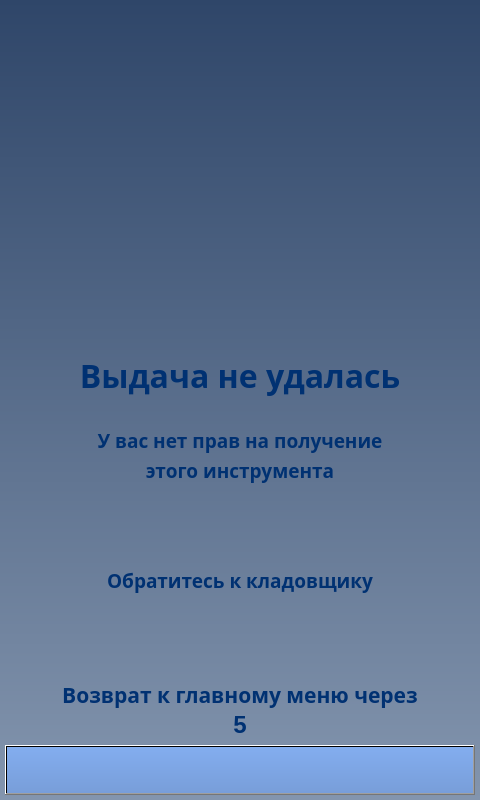
Before: the Qt Designer form client/GUI/ui/screen_13_no_right.ui in komrade2801/AutoSklad, drawn with Qt 5.
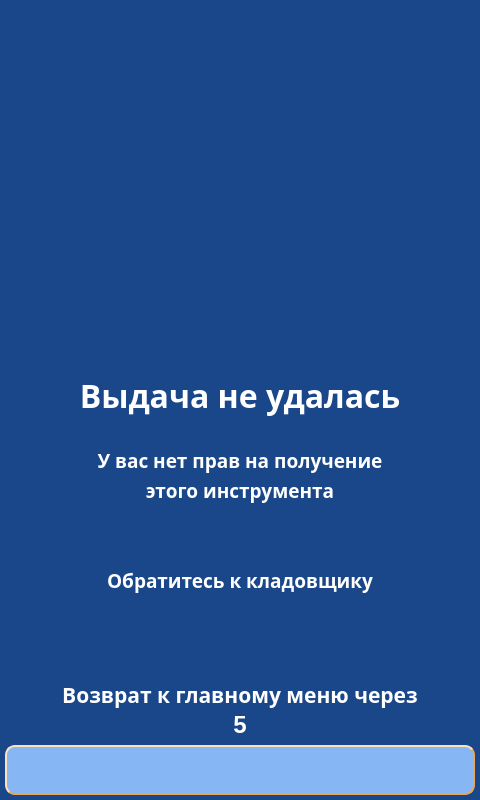
After: the same form once the commit is applied. Icons and pictures are not drawn.

```diff
--- a/client/GUI/ui/screen_13_no_right.ui
+++ b/client/GUI/ui/screen_13_no_right.ui
@@ -14,7 +14,31 @@
    <string>screen_13_no_right</string>
   </property>
   <property name="styleSheet">
-   <string notr="true">background-color: qlineargradient(spread:pad, x1:0.5, y1:0, x2:0.5, y2:1, stop:0 rgba(47, 70, 105, 255), stop:1 rgba(131, 149, 174, 255));</string>
+   <string notr="true">QWidget{
+	background-color: #1A4789;
+}
+QLabel {
+	background: none;
+	color: #FFFFFF;
+	border-width: 0px;
+	border-radius: 0px;
+}
+#background {
+	color: #FFFFFF;
+	background-color: #1A4789;
+	border-width: 2px;
+	border-style: groove;
+	border-color: #ff9923;
+	border-radius: 0px;
+}
+QPushButton {
+	color: #000000;
+	background-color: #86B7F4;
+	border-width: 2px;
+	border-style: outset;
+	border-color: #EAA657;
+	border-radius: 10px;
+}</string>
   </property>
   <widget class="QPushButton" name="btn_back">
    <property name="geometry">
@@ -32,37 +56,26 @@
        <brush brushstyle="SolidPattern">
         <color alpha="255">
          <red>0</red>
-         <green>49</green>
-         <blue>114</blue>
+         <green>0</green>
+         <blue>0</blue>
         </color>
        </brush>
       </colorrole>
       <colorrole role="Button">
-       <brush brushstyle="LinearGradientPattern">
-        <gradient startx="0.500000000000000" starty="0.000000000000000" endx="0.500000000000000" endy="1.000000000000000" type="LinearGradient" spread="PadSpread" coordinatemode="ObjectBoundingMode">
-         <gradientstop position="0.000000000000000">
-          <color alpha="255">
-           <red>131</red>
-           <green>173</green>
-           <blue>239</blue>
-          </color>
-         </gradientstop>
-         <gradientstop position="1.000000000000000">
-          <color alpha="255">
-           <red>120</red>
-           <green>158</green>
-           <blue>217</blue>
-          </color>
-         </gradientstop>
-        </gradient>
+       <brush brushstyle="SolidPattern">
+        <color alpha="255">
+         <red>134</red>
+         <green>183</green>
+         <blue>244</blue>
+        </color>
        </brush>
       </colorrole>
       <colorrole role="Text">
        <brush brushstyle="SolidPattern">
         <color alpha="255">
          <red>0</red>
-         <green>49</green>
-         <blue>114</blue>
+         <green>0</green>
+         <blue>0</blue>
         </color>
        </brush>
       </colorrole>
@@ -70,57 +83,35 @@
        <brush brushstyle="SolidPattern">
         <color alpha="255">
          <red>0</red>
-         <green>49</green>
-         <blue>114</blue>
+         <green>0</green>
+         <blue>0</blue>
         </color>
        </brush>
       </colorrole>
       <colorrole role="Base">
-       <brush brushstyle="LinearGradientPattern">
-        <gradient startx="0.500000000000000" starty="0.000000000000000" endx="0.500000000000000" endy="1.000000000000000" type="LinearGradient" spread="PadSpread" coordinatemode="ObjectBoundingMode">
-         <gradientstop position="0.000000000000000">
-          <color alpha="255">
-           <red>131</red>
-           <green>173</green>
-           <blue>239</blue>
-          </color>
-         </gradientstop>
-         <gradientstop position="1.000000000000000">
-          <color alpha="255">
-           <red>120</red>
-           <green>158</green>
-           <blue>217</blue>
-          </color>
-         </gradientstop>
-        </gradient>
+       <brush brushstyle="SolidPattern">
+        <color alpha="255">
+         <red>134</red>
+         <green>183</green>
+         <blue>244</blue>
+        </color>
        </brush>
       </colorrole>
       <colorrole role="Window">
-       <brush brushstyle="LinearGradientPattern">
-        <gradient startx="0.500000000000000" starty="0.000000000000000" endx="0.500000000000000" endy="1.000000000000000" type="LinearGradient" spread="PadSpread" coordinatemode="ObjectBoundingMode">
-         <gradientstop position="0.000000000000000">
-          <color alpha="255">
-           <red>131</red>
-           <green>173</green>
-           <blue>239</blue>
-          </color>
-         </gradientstop>
-         <gradientstop position="1.000000000000000">
-          <color alpha="255">
-           <red>120</red>
-           <green>158</green>
-           <blue>217</blue>
-          </color>
-         </gradientstop>
-        </gradient>
+       <brush brushstyle="SolidPattern">
+        <color alpha="255">
+         <red>134</red>
+         <green>183</green>
+         <blue>244</blue>
+        </color>
        </brush>
       </colorrole>
       <colorrole role="PlaceholderText">
        <brush brushstyle="NoBrush">
         <color alpha="128">
          <red>0</red>
-         <green>49</green>
-         <blue>114</blue>
+         <green>0</green>
+         <blue>0</blue>
         </color>
        </brush>
       </colorrole>
@@ -130,37 +121,26 @@
        <brush brushstyle="SolidPattern">
         <color alpha="255">
          <red>0</red>
-         <green>49</green>
-         <blue>114</blue>
+         <green>0</green>
+         <blue>0</blue>
         </color>
        </brush>
       </colorrole>
       <colorrole role="Button">
-       <brush brushstyle="LinearGradientPattern">
-        <gradient startx="0.500000000000000" starty="0.000000000000000" endx="0.500000000000000" endy="1.000000000000000" type="LinearGradient" spread="PadSpread" coordinatemode="ObjectBoundingMode">
-         <gradientstop position="0.000000000000000">
-          <color alpha="255">
-           <red>131</red>
-           <green>173</green>
-           <blue>239</blue>
-          </color>
-         </gradientstop>
-         <gradientstop position="1.000000000000000">
-          <color alpha="255">
-           <red>120</red>
-           <green>158</green>
-           <blue>217</blue>
-          </color>
-         </gradientstop>
-        </gradient>
+       <brush brushstyle="SolidPattern">
+        <color alpha="255">
+         <red>134</red>
+         <green>183</green>
+         <blue>244</blue>
+        </color>
        </brush>
       </colorrole>
       <colorrole role="Text">
        <brush brushstyle="SolidPattern">
         <color alpha="255">
          <red>0</red>
-         <green>49</green>
-         <blue>114</blue>
+         <green>0</green>
+         <blue>0</blue>
         </color>
        </brush>
       </colorrole>
@@ -168,57 +148,35 @@
        <brush brushstyle="SolidPattern">
         <color alpha="255">
          <red>0</red>
-         <green>49</green>
-         <blue>114</blue>
+         <green>0</green>
+         <blue>0</blue>
         </color>
        </brush>
       </colorrole>
       <colorrole role="Base">
-       <brush brushstyle="LinearGradientPattern">
-        <gradient startx="0.500000000000000" starty="0.000000000000000" endx="0.500000000000000" endy="1.000000000000000" type="LinearGradient" spread="PadSpread" coordinatemode="ObjectBoundingMode">
-         <gradientstop position="0.000000000000000">
-          <color alpha="255">
-           <red>131</red>
-           <green>173</green>
-           <blue>239</blue>
-          </color>
-         </gradientstop>
-         <gradientstop position="1.000000000000000">
-          <color alpha="255">
-           <red>120</red>
-           <green>158</green>
-           <blue>217</blue>
-          </color>
-         </gradientstop>
-        </gradient>
+       <brush brushstyle="SolidPattern">
+        <color alpha="255">
+         <red>134</red>
+         <green>183</green>
+         <blue>244</blue>
+        </color>
        </brush>
       </colorrole>
       <colorrole role="Window">
-       <brush brushstyle="LinearGradientPattern">
-        <gradient startx="0.500000000000000" starty="0.000000000000000" endx="0.500000000000000" endy="1.000000000000000" type="LinearGradient" spread="PadSpread" coordinatemode="ObjectBoundingMode">
-         <gradientstop position="0.000000000000000">
-          <color alpha="255">
-           <red>131</red>
-           <green>173</green>
-           <blue>239</blue>
-          </color>
-         </gradientstop>
-         <gradientstop position="1.000000000000000">
-          <color alpha="255">
-           <red>120</red>
-           <green>158</green>
-           <blue>217</blue>
-          </color>
-         </gradientstop>
-        </gradient>
+       <brush brushstyle="SolidPattern">
+        <color alpha="255">
+         <red>134</red>
+         <green>183</green>
+         <blue>244</blue>
+        </color>
        </brush>
       </colorrole>
       <colorrole role="PlaceholderText">
        <brush brushstyle="NoBrush">
         <color alpha="128">
          <red>0</red>
-         <green>49</green>
-         <blue>114</blue>
+         <green>0</green>
+         <blue>0</blue>
         </color>
        </brush>
       </colorrole>
@@ -228,37 +186,26 @@
        <brush brushstyle="SolidPattern">
         <color alpha="255">
          <red>0</red>
-         <green>49</green>
-         <blue>114</blue>
+         <green>0</green>
+         <blue>0</blue>
         </color>
        </brush>
       </colorrole>
       <colorrole role="Button">
-       <brush brushstyle="LinearGradientPattern">
-        <gradient startx="0.500000000000000" starty="0.000000000000000" endx="0.500000000000000" endy="1.000000000000000" type="LinearGradient" spread="PadSpread" coordinatemode="ObjectBoundingMode">
-         <gradientstop position="0.000000000000000">
-          <color alpha="255">
-           <red>131</red>
-           <green>173</green>
-           <blue>239</blue>
-          </color>
-         </gradientstop>
-         <gradientstop position="1.000000000000000">
-          <color alpha="255">
-           <red>120</red>
-           <green>158</green>
-           <blue>217</blue>
-          </color>
-         </gradientstop>
-        </gradient>
+       <brush brushstyle="SolidPattern">
+        <color alpha="255">
+         <red>134</red>
+         <green>183</green>
+         <blue>244</blue>
+        </color>
        </brush>
       </colorrole>
       <colorrole role="Text">
        <brush brushstyle="SolidPattern">
         <color alpha="255">
          <red>0</red>
-         <green>49</green>
-         <blue>114</blue>
+         <green>0</green>
+         <blue>0</blue>
         </color>
        </brush>
       </colorrole>
@@ -266,57 +213,35 @@
        <brush brushstyle="SolidPattern">
         <color alpha="255">
          <red>0</red>
-         <green>49</green>
-         <blue>114</blue>
+         <green>0</green>
+         <blue>0</blue>
         </color>
        </brush>
       </colorrole>
       <colorrole role="Base">
-       <brush brushstyle="LinearGradientPattern">
-        <gradient startx="0.500000000000000" starty="0.000000000000000" endx="0.500000000000000" endy="1.000000000000000" type="LinearGradient" spread="PadSpread" coordinatemode="ObjectBoundingMode">
-         <gradientstop position="0.000000000000000">
-          <color alpha="255">
-           <red>131</red>
-           <green>173</green>
-           <blue>239</blue>
-          </color>
-         </gradientstop>
-         <gradientstop position="1.000000000000000">
-          <color alpha="255">
-           <red>120</red>
-           <green>158</green>
-           <blue>217</blue>
-          </color>
-         </gradientstop>
-        </gradient>
+       <brush brushstyle="SolidPattern">
+        <color alpha="255">
+         <red>134</red>
+         <green>183</green>
+         <blue>244</blue>
+        </color>
        </brush>
       </colorrole>
       <colorrole role="Window">
-       <brush brushstyle="LinearGradientPattern">
-        <gradient startx="0.500000000000000" starty="0.000000000000000" endx="0.500000000000000" endy="1.000000000000000" type="LinearGradient" spread="PadSpread" coordinatemode="ObjectBoundingMode">
-         <gradientstop position="0.000000000000000">
-          <color alpha="255">
-           <red>131</red>
-           <green>173</green>
-           <blue>239</blue>
-          </color>
-         </gradientstop>
-         <gradientstop position="1.000000000000000">
-          <color alpha="255">
-           <red>120</red>
-           <green>158</green>
-           <blue>217</blue>
-          </color>
-         </gradientstop>
-        </gradient>
+       <brush brushstyle="SolidPattern">
+        <color alpha="255">
+         <red>134</red>
+         <green>183</green>
+         <blue>244</blue>
+        </color>
        </brush>
       </colorrole>
       <colorrole role="PlaceholderText">
        <brush brushstyle="NoBrush">
         <color alpha="128">
          <red>0</red>
-         <green>49</green>
-         <blue>114</blue>
+         <green>0</green>
+         <blue>0</blue>
         </color>
        </brush>
       </colorrole>
@@ -336,10 +261,6 @@
    <property name="layoutDirection">
     <enum>Qt::LeftToRight</enum>
    </property>
-   <property name="styleSheet">
-    <string notr="true">background-color: qlineargradient(spread:pad, x1:0.5, y1:0, x2:0.5, y2:1, stop:0 rgba(131, 173, 239, 255), stop:1 rgba(120, 158, 217, 255));
-color: rgb(0, 49, 114);</string>
-   </property>
    <property name="text">
     <string/>
    </property>
@@ -358,7 +279,7 @@
    <property name="geometry">
     <rect>
      <x>50</x>
-     <y>350</y>
+     <y>370</y>
      <width>380</width>
      <height>50</height>
     </rect>
@@ -369,9 +290,9 @@
       <colorrole role="WindowText">
        <brush brushstyle="SolidPattern">
         <color alpha="255">
-         <red>0</red>
-         <green>49</green>
-         <blue>114</blue>
+         <red>255</red>
+         <green>255</green>
+         <blue>255</blue>
         </color>
        </brush>
       </colorrole>
@@ -398,18 +319,18 @@
       <colorrole role="Text">
        <brush brushstyle="SolidPattern">
         <color alpha="255">
-         <red>0</red>
-         <green>49</green>
-         <blue>114</blue>
+         <red>255</red>
+         <green>255</green>
+         <blue>255</blue>
         </color>
        </brush>
       </colorrole>
       <colorrole role="ButtonText">
        <brush brushstyle="SolidPattern">
         <color alpha="255">
-         <red>0</red>
-         <green>49</green>
-         <blue>114</blue>
+         <red>255</red>
+         <green>255</green>
+         <blue>255</blue>
         </color>
        </brush>
       </colorrole>
@@ -456,9 +377,9 @@
       <colorrole role="PlaceholderText">
        <brush brushstyle="NoBrush">
         <color alpha="128">
-         <red>0</red>
-         <green>49</green>
-         <blue>114</blue>
+         <red>255</red>
+         <green>255</green>
+         <blue>255</blue>
         </color>
        </brush>
       </colorrole>
@@ -467,9 +388,9 @@
       <colorrole role="WindowText">
        <brush brushstyle="SolidPattern">
         <color alpha="255">
-         <red>0</red>
-         <green>49</green>
-         <blue>114</blue>
+         <red>255</red>
+         <green>255</green>
+         <blue>255</blue>
         </color>
        </brush>
       </colorrole>
@@ -496,18 +417,18 @@
       <colorrole role="Text">
        <brush brushstyle="SolidPattern">
         <color alpha="255">
-         <red>0</red>
-         <green>49</green>
-         <blue>114</blue>
+         <red>255</red>
+         <green>255</green>
+         <blue>255</blue>
         </color>
        </brush>
       </colorrole>
       <colorrole role="ButtonText">
        <brush brushstyle="SolidPattern">
         <color alpha="255">
-         <red>0</red>
-         <green>49</green>
-         <blue>114</blue>
+         <red>255</red>
+         <green>255</green>
+         <blue>255</blue>
         </color>
        </brush>
       </colorrole>
@@ -554,9 +475,9 @@
       <colorrole role="PlaceholderText">
        <brush brushstyle="NoBrush">
         <color alpha="128">
-         <red>0</red>
-         <green>49</green>
-         <blue>114</blue>
+         <red>255</red>
+         <green>255</green>
+         <blue>255</blue>
         </color>
        </brush>
       </colorrole>
@@ -565,9 +486,9 @@
       <colorrole role="WindowText">
        <brush brushstyle="SolidPattern">
         <color alpha="255">
-         <red>0</red>
-         <green>49</green>
-         <blue>114</blue>
+         <red>255</red>
+         <green>255</green>
+         <blue>255</blue>
         </color>
        </brush>
       </colorrole>
@@ -594,18 +515,18 @@
       <colorrole role="Text">
        <brush brushstyle="SolidPattern">
         <color alpha="255">
-         <red>0</red>
-         <green>49</green>
-         <blue>114</blue>
+         <red>255</red>
+         <green>255</green>
+         <blue>255</blue>
         </color>
        </brush>
       </colorrole>
       <colorrole role="ButtonText">
        <brush brushstyle="SolidPattern">
         <color alpha="255">
-         <red>0</red>
-         <green>49</green>
-         <blue>114</blue>
+         <red>255</red>
+         <green>255</green>
+         <blue>255</blue>
         </color>
        </brush>
       </colorrole>
@@ -652,9 +573,9 @@
       <colorrole role="PlaceholderText">
        <brush brushstyle="NoBrush">
         <color alpha="128">
-         <red>0</red>
-         <green>49</green>
-         <blue>114</blue>
+         <red>255</red>
+         <green>255</green>
+         <blue>255</blue>
         </color>
        </brush>
       </colorrole>
@@ -669,10 +590,6 @@
      <bold>true</bold>
     </font>
    </property>
-   <property name="styleSheet">
-    <string notr="true">color: rgb(0, 49, 114);
-background-color: qlineargradient(spread:pad, x1:0, y1:0, x2:1, y2:0, stop:0 rgba(0, 0, 0, 0), stop:1 rgba(255, 255, 255, 0));</string>
-   </property>
    <property name="text">
     <string>Выдача не удалась</string>
    </property>
@@ -684,7 +601,7 @@
    <property name="geometry">
     <rect>
      <x>120</x>
-     <y>450</y>
+     <y>470</y>
      <width>240</width>
      <height>40</height>
     </rect>
@@ -695,9 +612,9 @@
       <colorrole role="WindowText">
        <brush brushstyle="SolidPattern">
         <color alpha="255">
-         <red>0</red>
-         <green>49</green>
-         <blue>114</blue>
+         <red>255</red>
+         <green>255</green>
+         <blue>255</blue>
         </color>
        </brush>
       </colorrole>
@@ -724,18 +641,18 @@
       <colorrole role="Text">
        <brush brushstyle="SolidPattern">
         <color alpha="255">
-         <red>0</red>
-         <green>49</green>
-         <blue>114</blue>
+         <red>255</red>
+         <green>255</green>
+         <blue>255</blue>
         </color>
        </brush>
       </colorrole>
       <colorrole role="ButtonText">
        <brush brushstyle="SolidPattern">
         <color alpha="255">
-         <red>0</red>
-         <green>49</green>
-         <blue>114</blue>
+         <red>255</red>
+         <green>255</green>
+         <blue>255</blue>
         </color>
        </brush>
       </colorrole>
@@ -782,9 +699,9 @@
       <colorrole role="PlaceholderText">
        <brush brushstyle="NoBrush">
         <color alpha="128">
-         <red>0</red>
-         <green>49</green>
-         <blue>114</blue>
+         <red>255</red>
+         <green>255</green>
+         <blue>255</blue>
         </color>
        </brush>
       </colorrole>
@@ -793,9 +710,9 @@
       <colorrole role="WindowText">
        <brush brushstyle="SolidPattern">
         <color alpha="255">
-         <red>0</red>
-         <green>49</green>
-         <blue>114</blue>
+         <red>255</red>
+         <green>255</green>
+         <blue>255</blue>
         </color>
        </brush>
       </colorrole>
@@ -822,18 +739,18 @@
       <colorrole role="Text">
        <brush brushstyle="SolidPattern">
         <color alpha="255">
-         <red>0</red>
-         <green>49</green>
-         <blue>114</blue>
+         <red>255</red>
+         <green>255</green>
+         <blue>255</blue>
         </color>
        </brush>
       </colorrole>
       <colorrole role="ButtonText">
        <brush brushstyle="SolidPattern">
         <color alpha="255">
-         <red>0</red>
-         <green>49</green>
-         <blue>114</blue>
+         <red>255</red>
+         <green>255</green>
+         <blue>255</blue>
         </color>
        </brush>
       </colorrole>
@@ -880,9 +797,9 @@
       <colorrole role="PlaceholderText">
        <brush brushstyle="NoBrush">
         <color alpha="128">
-         <red>0</red>
-         <green>49</green>
-         <blue>114</blue>
+         <red>255</red>
+         <green>255</green>
+         <blue>255</blue>
         </color>
        </brush>
       </colorrole>
@@ -891,9 +808,9 @@
       <colorrole role="WindowText">
        <brush brushstyle="SolidPattern">
         <color alpha="255">
-         <red>0</red>
-         <green>49</green>
-         <blue>114</blue>
+         <red>255</red>
+         <green>255</green>
+         <blue>255</blue>
         </color>
        </brush>
       </colorrole>
@@ -920,18 +837,18 @@
       <colorrole role="Text">
        <brush brushstyle="SolidPattern">
         <color alpha="255">
-         <red>0</red>
-         <green>49</green>
-         <blue>114</blue>
+         <red>255</red>
+         <green>255</green>
+         <blue>255</blue>
         </color>
        </brush>
       </colorrole>
       <colorrole role="ButtonText">
        <brush brushstyle="SolidPattern">
         <color alpha="255">
-         <red>0</red>
-         <green>49</green>
-         <blue>114</blue>
+         <red>255</red>
+         <green>255</green>
+         <blue>255</blue>
         </color>
        </brush>
       </colorrole>
@@ -978,9 +895,9 @@
       <colorrole role="PlaceholderText">
        <brush brushstyle="NoBrush">
         <color alpha="128">
-         <red>0</red>
-         <green>49</green>
-         <blue>114</blue>
+         <red>255</red>
+         <green>255</green>
+         <blue>255</blue>
         </color>
        </brush>
       </colorrole>
@@ -995,10 +912,6 @@
      <bold>true</bold>
     </font>
    </property>
-   <property name="styleSheet">
-    <string notr="true">color: rgb(0, 49, 114);
-background-color: qlineargradient(spread:pad, x1:0, y1:0, x2:1, y2:0, stop:0 rgba(0, 0, 0, 0), stop:1 rgba(255, 255, 255, 0));</string>
-   </property>
    <property name="text">
     <string>этого инструмента</string>
    </property>
@@ -1010,7 +923,7 @@
    <property name="geometry">
     <rect>
      <x>65</x>
-     <y>420</y>
+     <y>440</y>
      <width>350</width>
      <height>40</height>
     </rect>
@@ -1021,9 +934,9 @@
       <colorrole role="WindowText">
        <brush brushstyle="SolidPattern">
         <color alpha="255">
-         <red>0</red>
-         <green>49</green>
-         <blue>114</blue>
+         <red>255</red>
+         <green>255</green>
+         <blue>255</blue>
         </color>
        </brush>
       </colorrole>
@@ -1050,18 +963,18 @@
       <colorrole role="Text">
        <brush brushstyle="SolidPattern">
         <color alpha="255">
-         <red>0</red>
-         <green>49</green>
-         <blue>114</blue>
+         <red>255</red>
+         <green>255</green>
+         <blue>255</blue>
         </color>
        </brush>
       </colorrole>
       <colorrole role="ButtonText">
        <brush brushstyle="SolidPattern">
         <color alpha="255">
-         <red>0</red>
-         <green>49</green>
-         <blue>114</blue>
+         <red>255</red>
+         <green>255</green>
+         <blue>255</blue>
         </color>
        </brush>
       </colorrole>
@@ -1108,9 +1021,9 @@
       <colorrole role="PlaceholderText">
        <brush brushstyle="NoBrush">
         <color alpha="128">
-         <red>0</red>
-         <green>49</green>
-         <blue>114</blue>
+         <red>255</red>
+         <green>255</green>
+         <blue>255</blue>
         </color>
        </brush>
       </colorrole>
@@ -1119,9 +1032,9 @@
       <colorrole role="WindowText">
        <brush brushstyle="SolidPattern">
         <color alpha="255">
-         <red>0</red>
-         <green>49</green>
-         <blue>114</blue>
+         <red>255</red>
+         <green>255</green>
+         <blue>255</blue>
         </color>
        </brush>
       </colorrole>
@@ -1148,18 +1061,18 @@
       <colorrole role="Text">
        <brush brushstyle="SolidPattern">
         <color alpha="255">
-         <red>0</red>
-         <green>49</green>
-         <blue>114</blue>
+         <red>255</red>
+         <green>255</green>
+         <blue>255</blue>
         </color>
        </brush>
       </colorrole>
       <colorrole role="ButtonText">
        <brush brushstyle="SolidPattern">
         <color alpha="255">
-         <red>0</red>
-         <green>49</green>
-         <blue>114</blue>
+         <red>255</red>
+         <green>255</green>
+         <blue>255</blue>
         </color>
        </brush>
       </colorrole>
@@ -1206,9 +1119,9 @@
       <colorrole role="PlaceholderText">
        <brush brushstyle="NoBrush">
         <color alpha="128">
-         <red>0</red>
-         <green>49</green>
-         <blue>114</blue>
+         <red>255</red>
+         <green>255</green>
+         <blue>255</blue>
         </color>
        </brush>
       </colorrole>
@@ -1217,9 +1130,9 @@
       <colorrole role="WindowText">
        <brush brushstyle="SolidPattern">
         <color alpha="255">
-         <red>0</red>
-         <green>49</green>
-         <blue>114</blue>
+         <red>255</red>
+         <green>255</green>
+         <blue>255</blue>
         </color>
        </brush>
       </colorrole>
@@ -1246,18 +1159,18 @@
       <colorrole role="Text">
        <brush brushstyle="SolidPattern">
         <color alpha="255">
-         <red>0</red>
-         <green>49</green>
-         <blue>114</blue>
+         <red>255</red>
+         <green>255</green>
+         <blue>255</blue>
         </color>
        </brush>
       </colorrole>
       <colorrole role="ButtonText">
        <brush brushstyle="SolidPattern">
         <color alpha="255">
-         <red>0</red>
-         <green>49</green>
-         <blue>114</blue>
+         <red>255</red>
+         <green>255</green>
+         <blue>255</blue>
         </color>
        </brush>
       </colorrole>
@@ -1304,9 +1217,9 @@
       <colorrole role="PlaceholderText">
        <brush brushstyle="NoBrush">
         <color alpha="128">
-         <red>0</red>
-         <green>49</green>
-         <blue>114</blue>
+         <red>255</red>
+         <green>255</green>
+         <blue>255</blue>
         </color>
        </brush>
       </colorrole>
@@ -1321,10 +1234,6 @@
      <bold>true</bold>
     </font>
    </property>
-   <property name="styleSheet">
-    <string notr="true">color: rgb(0, 49, 114);
-background-color: qlineargradient(spread:pad, x1:0, y1:0, x2:1, y2:0, stop:0 rgba(0, 0, 0, 0), stop:1 rgba(255, 255, 255, 0));</string>
-   </property>
    <property name="text">
     <string>У вас нет прав на получение</string>
    </property>
@@ -1347,9 +1256,9 @@
       <colorrole role="WindowText">
        <brush brushstyle="SolidPattern">
         <color alpha="255">
-         <red>0</red>
-         <green>49</green>
-         <blue>114</blue>
+         <red>255</red>
+         <green>255</green>
+         <blue>255</blue>
         </color>
        </brush>
       </colorrole>
@@ -1376,18 +1285,18 @@
       <colorrole role="Text">
        <brush brushstyle="SolidPattern">
         <color alpha="255">
-         <red>0</red>
-         <green>49</green>
-         <blue>114</blue>
+         <red>255</red>
+         <green>255</green>
+         <blue>255</blue>
         </color>
        </brush>
       </colorrole>
       <colorrole role="ButtonText">
        <brush brushstyle="SolidPattern">
         <color alpha="255">
-         <red>0</red>
-         <green>49</green>
-         <blue>114</blue>
+         <red>255</red>
+         <green>255</green>
+         <blue>255</blue>
         </color>
        </brush>
       </colorrole>
@@ -1434,9 +1343,9 @@
       <colorrole role="PlaceholderText">
        <brush brushstyle="NoBrush">
         <color alpha="128">
-         <red>0</red>
-         <green>49</green>
-         <blue>114</blue>
+         <red>255</red>
+         <green>255</green>
+         <blue>255</blue>
         </color>
        </brush>
       </colorrole>
@@ -1445,9 +1354,9 @@
       <colorrole role="WindowText">
        <brush brushstyle="SolidPattern">
         <color alpha="255">
-         <red>0</red>
-         <green>49</green>
-         <blue>114</blue>
+         <red>255</red>
+         <green>255</green>
+         <blue>255</blue>
         </color>
        </brush>
       </colorrole>
@@ -1474,18 +1383,18 @@
       <colorrole role="Text">
        <brush brushstyle="SolidPattern">
         <color alpha="255">
-         <red>0</red>
-         <green>49</green>
-         <blue>114</blue>
+         <red>255</red>
+         <green>255</green>
+         <blue>255</blue>
         </color>
        </brush>
       </colorrole>
       <colorrole role="ButtonText">
        <brush brushstyle="SolidPattern">
         <color alpha="255">
-         <red>0</red>
-         <green>49</green>
-         <blue>114</blue>
+         <red>255</red>
+         <green>255</green>
+         <blue>255</blue>
         </color>
        </brush>
       </colorrole>
@@ -1532,9 +1441,9 @@
       <colorrole role="PlaceholderText">
        <brush brushstyle="NoBrush">
         <color alpha="128">
-         <red>0</red>
-         <green>49</green>
-         <blue>114</blue>
+         <red>255</red>
+         <green>255</green>
+         <blue>255</blue>
         </color>
        </brush>
       </colorrole>
@@ -1543,9 +1452,9 @@
       <colorrole role="WindowText">
        <brush brushstyle="SolidPattern">
         <color alpha="255">
-         <red>0</red>
-         <green>49</green>
-         <blue>114</blue>
+         <red>255</red>
+         <green>255</green>
+         <blue>255</blue>
         </color>
        </brush>
       </colorrole>
@@ -1572,18 +1481,18 @@
       <colorrole role="Text">
        <brush brushstyle="SolidPattern">
         <color alpha="255">
-         <red>0</red>
-         <green>49</green>
-         <blue>114</blue>
+         <red>255</red>
+         <green>255</green>
+         <blue>255</blue>
         </color>
        </brush>
       </colorrole>
       <colorrole role="ButtonText">
        <brush brushstyle="SolidPattern">
         <color alpha="255">
-         <red>0</red>
-         <green>49</green>
-         <blue>114</blue>
+         <red>255</red>
+         <green>255</green>
+         <blue>255</blue>
         </color>
        </brush>
       </colorrole>
@@ -1630,9 +1539,9 @@
       <colorrole role="PlaceholderText">
        <brush brushstyle="NoBrush">
         <color alpha="128">
-         <red>0</red>
-         <green>49</green>
-         <blue>114</blue>
+         <red>255</red>
+         <green>255</green>
+         <blue>255</blue>
         </color>
        </brush>
       </colorrole>
@@ -1647,10 +1556,6 @@
      <bold>true</bold>
     </font>
    </property>
-   <property name="styleSheet">
-    <string notr="true">color: rgb(0, 49, 114);
-background-color: qlineargradient(spread:pad, x1:0, y1:0, x2:1, y2:0, stop:0 rgba(0, 0, 0, 0), stop:1 rgba(255, 255, 255, 0));</string>
-   </property>
    <property name="text">
     <string>Обратитесь к кладовщику</string>
    </property>
@@ -1667,9 +1572,6 @@
      <height>380</height>
     </rect>
    </property>
-   <property name="styleSheet">
-    <string notr="true">background-color: qlineargradient(spread:pad, x1:0, y1:0, x2:1, y2:0, stop:0 rgba(0, 0, 0, 0), stop:1 rgba(255, 255, 255, 0));</string>
-   </property>
    <property name="text">
     <string/>
    </property>
@@ -1695,9 +1597,9 @@
       <colorrole role="WindowText">
        <brush brushstyle="SolidPattern">
         <color alpha="255">
-         <red>0</red>
-         <green>49</green>
-         <blue>114</blue>
+         <red>255</red>
+         <green>255</green>
+         <blue>255</blue>
         </color>
        </brush>
       </colorrole>
@@ -1724,18 +1626,18 @@
       <colorrole role="Text">
        <brush brushstyle="SolidPattern">
         <color alpha="255">
-         <red>0</red>
-         <green>49</green>
-         <blue>114</blue>
+         <red>255</red>
+         <green>255</green>
+         <blue>255</blue>
         </color>
        </brush>
       </colorrole>
       <colorrole role="ButtonText">
        <brush brushstyle="SolidPattern">
         <color alpha="255">
-         <red>0</red>
-         <green>49</green>
-         <blue>114</blue>
+         <red>255</red>
+         <green>255</green>
+         <blue>255</blue>
         </color>
        </brush>
       </colorrole>
@@ -1782,9 +1684,9 @@
       <colorrole role="PlaceholderText">
        <brush brushstyle="NoBrush">
         <color alpha="128">
-         <red>0</red>
-         <green>49</green>
-         <blue>114</blue>
+         <red>255</red>
+         <green>255</green>
+         <blue>255</blue>
         </color>
        </brush>
       </colorrole>
@@ -1793,9 +1695,9 @@
       <colorrole role="WindowText">
        <brush brushstyle="SolidPattern">
         <color alpha="255">
-         <red>0</red>
-         <green>49</green>
-         <blue>114</blue>
+         <red>255</red>
+         <green>255</green>
+         <blue>255</blue>
         </color>
        </brush>
       </colorrole>
@@ -1822,18 +1724,18 @@
       <colorrole role="Text">
        <brush brushstyle="SolidPattern">
         <color alpha="255">
-         <red>0</red>
-         <green>49</green>
-         <blue>114</blue>
+         <red>255</red>
+         <green>255</green>
+         <blue>255</blue>
         </color>
        </brush>
       </colorrole>
       <colorrole role="ButtonText">
        <brush brushstyle="SolidPattern">
         <color alpha="255">
-         <red>0</red>
-         <green>49</green>
-         <blue>114</blue>
+         <red>255</red>
+         <green>255</green>
+         <blue>255</blue>
         </color>
        </brush>
       </colorrole>
@@ -1880,9 +1782,9 @@
       <colorrole role="PlaceholderText">
        <brush brushstyle="NoBrush">
         <color alpha="128">
-         <red>0</red>
-         <green>49</green>
-         <blue>114</blue>
+         <red>255</red>
+         <green>255</green>
+         <blue>255</blue>
         </color>
        </brush>
       </colorrole>
@@ -1891,9 +1793,9 @@
       <colorrole role="WindowText">
        <brush brushstyle="SolidPattern">
         <color alpha="255">
-         <red>0</red>
-         <green>49</green>
-         <blue>114</blue>
+         <red>255</red>
+         <green>255</green>
+         <blue>255</blue>
         </color>
        </brush>
       </colorrole>
@@ -1920,18 +1822,18 @@
       <colorrole role="Text">
        <brush brushstyle="SolidPattern">
         <color alpha="255">
-         <red>0</red>
-         <green>49</green>
-         <blue>114</blue>
+         <red>255</red>
+         <green>255</green>
+         <blue>255</blue>
         </color>
        </brush>
       </colorrole>
       <colorrole role="ButtonText">
        <brush brushstyle="SolidPattern">
         <color alpha="255">
-         <red>0</red>
-         <green>49</green>
-         <blue>114</blue>
+         <red>255</red>
+         <green>255</green>
+         <blue>255</blue>
         </color>
        </brush>
       </colorrole>
@@ -1978,9 +1880,9 @@
       <colorrole role="PlaceholderText">
        <brush brushstyle="NoBrush">
         <color alpha="128">
-         <red>0</red>
-         <green>49</green>
-         <blue>114</blue>
+         <red>255</red>
+         <green>255</green>
+         <blue>255</blue>
         </color>
        </brush>
       </colorrole>
@@ -1995,10 +1897,6 @@
      <bold>true</bold>
     </font>
    </property>
-   <property name="styleSheet">
-    <string notr="true">color: rgb(0, 49, 114);
-background-color: qlineargradient(spread:pad, x1:0, y1:0, x2:1, y2:0, stop:0 rgba(0, 0, 0, 0), stop:1 rgba(255, 255, 255, 0));</string>
-   </property>
    <property name="text">
     <string>Возврат к главному меню через</string>
    </property>
@@ -2021,9 +1919,9 @@
       <colorrole role="WindowText">
        <brush brushstyle="SolidPattern">
         <color alpha="255">
-         <red>0</red>
-         <green>49</green>
-         <blue>114</blue>
+         <red>255</red>
+         <green>255</green>
+         <blue>255</blue>
         </color>
        </brush>
       </colorrole>
@@ -2050,18 +1948,18 @@
       <colorrole role="Text">
        <brush brushstyle="SolidPattern">
         <color alpha="255">
-         <red>0</red>
-         <green>49</green>
-         <blue>114</blue>
+         <red>255</red>
+         <green>255</green>
+         <blue>255</blue>
         </color>
        </brush>
       </colorrole>
       <colorrole role="ButtonText">
        <brush brushstyle="SolidPattern">
         <color alpha="255">
-         <red>0</red>
-         <green>49</green>
-         <blue>114</blue>
+         <red>255</red>
+         <green>255</green>
+         <blue>255</blue>
         </color>
        </brush>
       </colorrole>
@@ -2108,9 +2006,9 @@
       <colorrole role="PlaceholderText">
        <brush brushstyle="NoBrush">
         <color alpha="128">
-         <red>0</red>
-         <green>49</green>
-         <blue>114</blue>
+         <red>255</red>
+         <green>255</green>
+         <blue>255</blue>
         </color>
        </brush>
       </colorrole>
@@ -2119,9 +2017,9 @@
       <colorrole role="WindowText">
        <brush brushstyle="SolidPattern">
         <color alpha="255">
-         <red>0</red>
-         <green>49</green>
-         <blue>114</blue>
+         <red>255</red>
+         <green>255</green>
+         <blue>255</blue>
         </color>
        </brush>
       </colorrole>
@@ -2148,18 +2046,18 @@
       <colorrole role="Text">
        <brush brushstyle="SolidPattern">
         <color alpha="255">
-         <red>0</red>
-         <green>49</green>
-         <blue>114</blue>
+         <red>255</red>
+         <green>255</green>
+         <blue>255</blue>
         </color>
        </brush>
       </colorrole>
       <colorrole role="ButtonText">
        <brush brushstyle="SolidPattern">
         <color alpha="255">
-         <red>0</red>
-         <green>49</green>
-         <blue>114</blue>
+         <red>255</red>
+         <green>255</green>
+         <blue>255</blue>
         </color>
        </brush>
       </colorrole>
@@ -2206,9 +2104,9 @@
       <colorrole role="PlaceholderText">
        <brush brushstyle="NoBrush">
         <color alpha="128">
-         <red>0</red>
-         <green>49</green>
-         <blue>114</blue>
+         <red>255</red>
+         <green>255</green>
+         <blue>255</blue>
         </color>
        </brush>
       </colorrole>
@@ -2217,9 +2115,9 @@
       <colorrole role="WindowText">
        <brush brushstyle="SolidPattern">
         <color alpha="255">
-         <red>0</red>
-         <green>49</green>
-         <blue>114</blue>
+         <red>255</red>
+         <green>255</green>
+         <blue>255</blue>
         </color>
        </brush>
       </colorrole>
@@ -2246,18 +2144,18 @@
       <colorrole role="Text">
        <brush brushstyle="SolidPattern">
         <color alpha="255">
-         <red>0</red>
-         <green>49</green>
-         <blue>114</blue>
+         <red>255</red>
+         <green>255</green>
+         <blue>255</blue>
         </color>
        </brush>
       </colorrole>
       <colorrole role="ButtonText">
        <brush brushstyle="SolidPattern">
         <color alpha="255">
-         <red>0</red>
-         <green>49</green>
-         <blue>114</blue>
+         <red>255</red>
+         <green>255</green>
+         <blue>255</blue>
         </color>
        </brush>
       </colorrole>
@@ -2304,9 +2202,9 @@
       <colorrole role="PlaceholderText">
        <brush brushstyle="NoBrush">
         <color alpha="128">
-         <red>0</red>
-         <green>49</green>
-         <blue>114</blue>
+         <red>255</red>
+         <green>255</green>
+         <blue>255</blue>
         </color>
        </brush>
       </colorrole>
@@ -2320,10 +2218,6 @@
      <bold>true</bold>
     </font>
    </property>
-   <property name="styleSheet">
-    <string notr="true">color: rgb(0, 49, 114);
-background-color: qlineargradient(spread:pad, x1:0, y1:0, x2:1, y2:0, stop:0 rgba(0, 0, 0, 0), stop:1 rgba(255, 255, 255, 0));</string>
-   </property>
    <property name="text">
     <string>5</string>
    </property>
```
Left out of the diff: 8 changed lines with no effect on the pictures.
